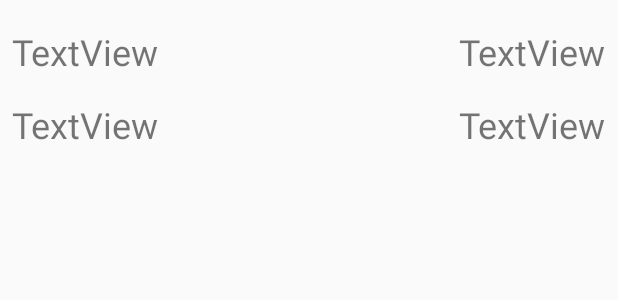
After one commit to Jrjenkins001/hourbyhour, an Android app: the layout task_view_card.xml on its own in the app's theme, with its tools: preview values and no code run, on a phone screen of 412 x 824 dp. The commit adds this screen. Shown: the top 300 px of the screen. Run offline under Robolectric (Android 15) with nearby library versions, the phone set to English and light mode, and no system bars.

Commit message:
Adjusted the RecyclerViews to allow for better displays

```diff
--- a/app/src/main/AndroidManifest.xml
+++ b/app/src/main/AndroidManifest.xml
@@ -9,9 +9,11 @@
         android:roundIcon="@mipmap/ic_launcher_round"
         android:supportsRtl="true"
         android:theme="@style/AppTheme">
-        <activity android:name=".EditTask"
+        <activity android:name=".ViewTask"></activity>
+        <activity
+            android:name=".EditTask"
             android:label="@string/title_edit_event"
-            android:parentActivityName="com.example.hour_by_hour.MainActivity"/>
+            android:parentActivityName=".MainActivity" />
         <activity android:name=".MainActivity">
             <intent-filter>
                 <action android:name="android.intent.action.MAIN" />
--- a/app/src/main/res/layout/day_view.xml
+++ b/app/src/main/res/layout/day_view.xml
@@ -33,6 +33,7 @@
         app:layout_constraintTop_toBottomOf="@+id/toolbar_day_view" />
 
     <android.support.v7.widget.RecyclerView
+        android:id="@+id/day_recycler_view"
         android:layout_width="258dp"
         android:layout_height="656dp"
         android:layout_marginStart="8dp"
--- /dev/null
+++ b/app/src/main/res/layout/task_view_card.xml
@@ -0,0 +1,61 @@
+<?xml version="1.0" encoding="utf-8"?>
+<android.support.constraint.ConstraintLayout
+    xmlns:android="http://schemas.android.com/apk/res/android"
+    xmlns:app="http://schemas.android.com/apk/res-auto"
+    xmlns:tools="http://schemas.android.com/tools"
+    android:orientation="horizontal"
+    android:layout_width="match_parent"
+    android:layout_height="wrap_content"
+    android:paddingTop="10dp"
+    android:paddingBottom="10dp"
+    >
+
+    <TextView
+        android:id="@+id/task_name_card"
+        android:layout_width="wrap_content"
+        android:layout_height="wrap_content"
+        android:layout_marginStart="8dp"
+        android:layout_marginTop="8dp"
+        android:layout_weight="1"
+        android:text="TextView"
+        android:textSize="24sp"
+        app:layout_constraintStart_toStartOf="parent"
+        app:layout_constraintTop_toTopOf="parent" />
+
+    android:text="TextView"
+
+    <TextView
+        android:id="@+id/start_time_card"
+        android:layout_width="wrap_content"
+        android:layout_height="wrap_content"
+        android:layout_marginTop="8dp"
+        android:layout_marginEnd="8dp"
+        android:layout_weight="1"
+        android:text="TextView"
+        android:textSize="24sp"
+        app:layout_constraintEnd_toEndOf="parent"
+        app:layout_constraintTop_toTopOf="parent" />
+
+    <TextView
+        android:id="@+id/end_time_card"
+        android:layout_width="wrap_content"
+        android:layout_height="wrap_content"
+        android:layout_marginTop="16dp"
+        android:layout_marginEnd="8dp"
+        android:layout_weight="1"
+        android:text="TextView"
+        android:textSize="24sp"
+        app:layout_constraintEnd_toEndOf="parent"
+        app:layout_constraintTop_toBottomOf="@+id/start_time_card" />
+
+    <TextView
+        android:id="@+id/location_name_card"
+        android:layout_width="wrap_content"
+        android:layout_height="wrap_content"
+        android:layout_marginStart="8dp"
+        android:layout_marginTop="16dp"
+        android:text="TextView"
+        android:textSize="24sp"
+        app:layout_constraintStart_toStartOf="parent"
+        app:layout_constraintTop_toBottomOf="@+id/task_name_card" />
+</android.support.constraint.ConstraintLayout>
--- a/build.gradle
+++ b/build.gradle
@@ -7,7 +7,7 @@ buildscript {
 
     }
     dependencies {
-        classpath 'com.android.tools.build:gradle:3.3.1'
+        classpath 'com.android.tools.build:gradle:3.3.2'
         // NOTE: Do not place your application dependencies here; they belong
         // in the individual module build.gradle files
     }
```
Also changed, not shown: app/src/main/java/com/example/hour_by_hour/Day.java (added, +24 -0 lines), app/src/main/java/com/example/hour_by_hour/MainActivity.java (+25 -21 lines), app/src/main/java/com/example/hour_by_hour/Task.java (+55 -4 lines), app/src/main/java/com/example/hour_by_hour/TaskAdapter.java (+56 -22 lines), app/src/main/java/com/example/hour_by_hour/ViewTask.java (+35 -1 lines), app/src/main/res/layout/main_activity.xml (+27 -19 lines).
